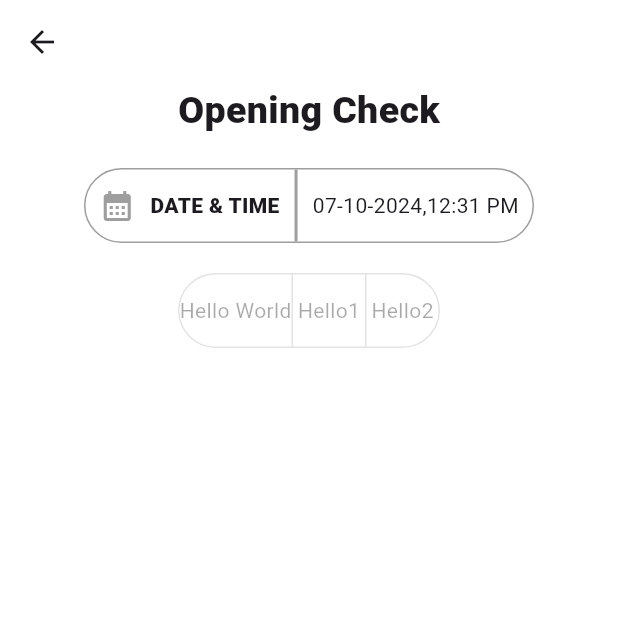
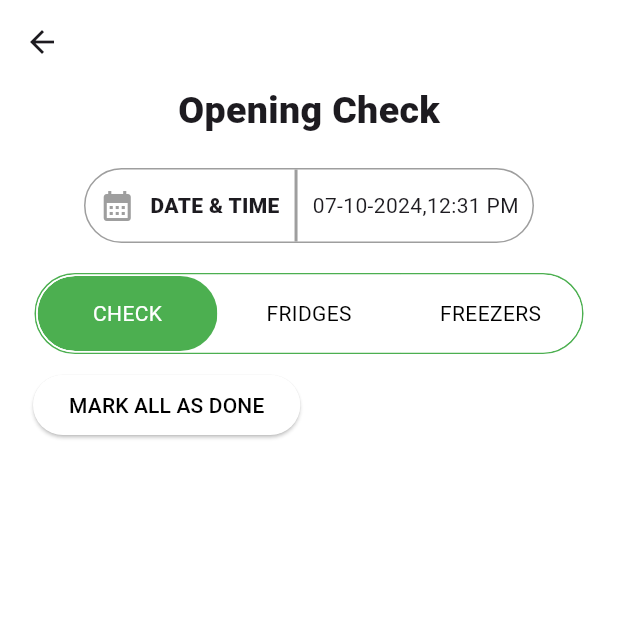
Before and after one commit to PRANAW2004/Sample-task-app-using-flutter, a Flutter app: the screen it shows after launch, on a phone screen of 412 x 824 dp, the top half of it. Run offline on Flutter 3.47's test engine with Material 3 defaults, Android fonts, the phone set to English and light mode, and no system bars; missing offline and left inert: dart:ffi.

Commit message:
Initial upgrade

```diff
--- a/lib/pages/check.dart
+++ b/lib/pages/check.dart
@@ -1,7 +1,20 @@
+import 'dart:ffi';
+
 import 'package:flutter/material.dart';
 
-class CheckPage extends StatelessWidget {
+class CheckPage extends StatefulWidget {
   const CheckPage({super.key});
+
+  State<CheckPage> createState() => _CheckPageState();
+}
+
+
+class _CheckPageState extends State<CheckPage>{
+
+  List<bool> _isSelected =[true,false,false];
+  var _elevatedButtonColor = Colors.white;
+
+  final List<String> _checkdata = ["Turn on oven","Turn on Deep Fat fryer","Turn on Bain Marie","setup workstations", "Food preparations areas are clean"];
 
   @override
   Widget build(BuildContext context) {
@@ -27,8 +40,6 @@ class CheckPage extends StatelessWidget {
             Row(
               mainAxisAlignment: MainAxisAlignment.center,
               children: [Container(
-                // padding: EdgeInsets.symmetric(vertical: 20,horizontal: 30),
-              //  padding:EdgeInsets.all(0.0),
                 decoration: BoxDecoration(
                   border: Border.all(color: Colors.grey),
                   borderRadius: BorderRadius.circular(40),
@@ -55,15 +66,81 @@ class CheckPage extends StatelessWidget {
             SizedBox(height:20),
             Row(
               mainAxisAlignment: MainAxisAlignment.center,
-              children: [ToggleButtons(borderRadius: BorderRadius.circular(40),children: [Container(child: Text("Hello World")), Container(child: Text("Hello1")), Container(child: Text("Hello2"))],isSelected: [true,false,false],)],
+              children: [Container(
+              // children: [
+              decoration: BoxDecoration(
+                color: Colors.white,
+                border: Border.all(
+                color: Colors.green,
+                ),
+                borderRadius: BorderRadius.circular(40),
+              ),
+                child: ToggleButtons(borderRadius: BorderRadius.circular(40),
+                constraints: BoxConstraints(minWidth: 120),
+                isSelected: _isSelected,
+                fillColor: Colors.white,
+                borderColor: Colors.white,
+                selectedColor: Colors.white,
+                splashColor: Colors.white,
+                selectedBorderColor: Colors.white,
+              onPressed: (e) => {setState(() {
+                if(e == 0){
+                  _isSelected[0] = true;
+                  _isSelected[1] = false;
+                  _isSelected[2] = false;
+                }
+                else if(e==1){
+                  _isSelected[0] = false;
+                  _isSelected[1] = true;
+                  _isSelected[2] = false;
+                }
+                else if(e==2){
+                  _isSelected[0] = false;
+                  _isSelected[1] = false;
+                  _isSelected[2] = true;
+                }
+              })},
+              children: [
+                Container(decoration: BoxDecoration(
+                borderRadius: BorderRadius.circular(36),
+                color: _isSelected[0]?Colors.green:Colors.white,
+              ),width: 120,height: 50, child: Center(child: Text("CHECK",style: TextStyle(color: _isSelected[0]?Colors.white:Colors.black)))),
+              Container(decoration: BoxDecoration(
+                borderRadius: BorderRadius.circular(36),
+                color: _isSelected[1]?Colors.green:Colors.white,
 
+              ),width: 120,height: 50,child: Center(child: Text("FRIDGES",style: TextStyle(color: _isSelected[1]?Colors.white:Colors.black)))),
+              Container(decoration: BoxDecoration(
+                borderRadius: BorderRadius.circular(36),
+                color: _isSelected[2]?Colors.green:Colors.white,
+
+              ),width: 120,height: 50,child: Center(child: Text("FREEZERS",style: TextStyle(color: _isSelected[2]?Colors.white:Colors.black))))],
+              ),
             ),
-          ],
+              ]
+          ),
+          SizedBox(height: 10),
+          Row(
+              children: [
+                Padding(
+                  padding: EdgeInsets.only(left:22.0),
+                  child: ElevatedButton(
+                    onPressed: () => {setState(() {
+                      _elevatedButtonColor = _elevatedButtonColor == Colors.white? Colors.green:Colors.white;
+                    })},
+                    style: ElevatedButton.styleFrom(backgroundColor: _elevatedButtonColor),
+                      child: Text("MARK ALL AS DONE", style: TextStyle(color: _elevatedButtonColor == Colors.white?Colors.black:Colors.white))),
+                )
+              ],
+            ),
+          SizedBox(height:20),
+          Column(
+
+          ),
+
+          ]
         )
-        //child: const Text("Opening Check", style: TextStyle(fontSize:25, fontWeight:FontWeight.w800)),
-
       )
     );
   }
-
 }
```
